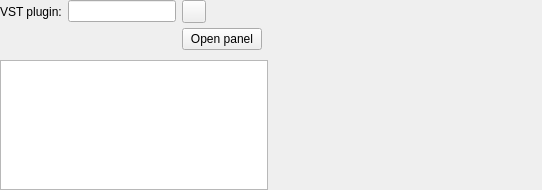
Above: Editor/guis/VSTPluginFilterGUI.ui from xup61069/EqAPO64_with_VST3_support before the change. Below: the same form after it.
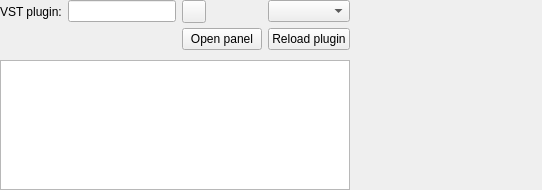
That is the form after the change. Custom widgets are drawn as their Qt base class.

Patch:
```diff
--- a/Editor/guis/VSTPluginFilterGUI.ui
+++ b/Editor/guis/VSTPluginFilterGUI.ui
@@ -45,6 +45,29 @@
      </property>
     </widget>
    </item>
+   <item row="1" column="3">
+    <widget class="QPushButton" name="reloadButton">
+     <property name="sizePolicy">
+      <sizepolicy hsizetype="Fixed" vsizetype="Fixed">
+       <horstretch>0</horstretch>
+       <verstretch>0</verstretch>
+      </sizepolicy>
+     </property>
+     <property name="toolTip">
+      <string>Reload the current plugin while preserving its saved state</string>
+     </property>
+     <property name="text">
+      <string>Reload plugin</string>
+     </property>
+    </widget>
+   </item>
+   <item row="0" column="3">
+    <widget class="QComboBox" name="vst3ClassComboBox">
+     <property name="toolTip">
+      <string>Select the VST3 plug-in class inside this bundle</string>
+     </property>
+    </widget>
+   </item>
    <item row="0" column="0">
     <widget class="QLabel" name="label">
      <property name="sizePolicy">
```
